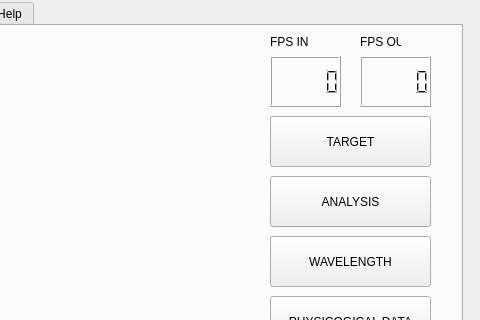
22037/22037-Camera, file qt.ui: the form before one commit; both pictures show x 268 to 748 and y 0 to 320 of the 748 by 468 pixel window.
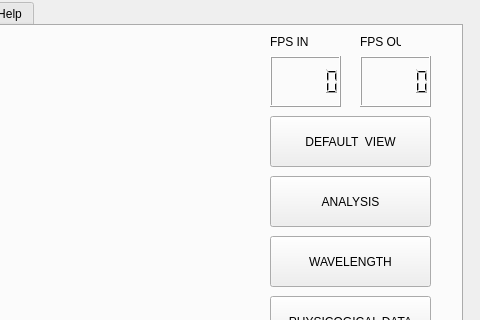
The form after the commit.

```diff
--- a/qt.ui
+++ b/qt.ui
@@ -122,7 +122,7 @@
           </rect>
          </property>
          <property name="text">
-          <string>TARGET</string>
+          <string>DEFAULT  VIEW</string>
          </property>
         </widget>
         <widget class="QPushButton" name="pushButton_28">
```
Left out of the diff: 50 changed lines with no effect on the pictures.
